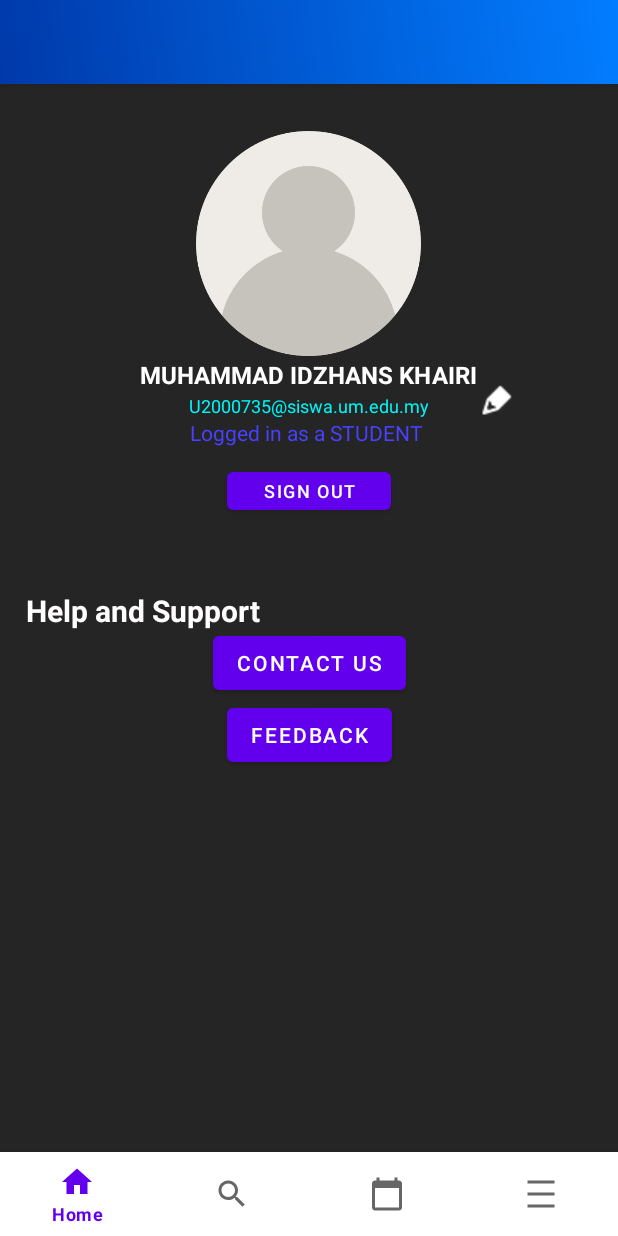
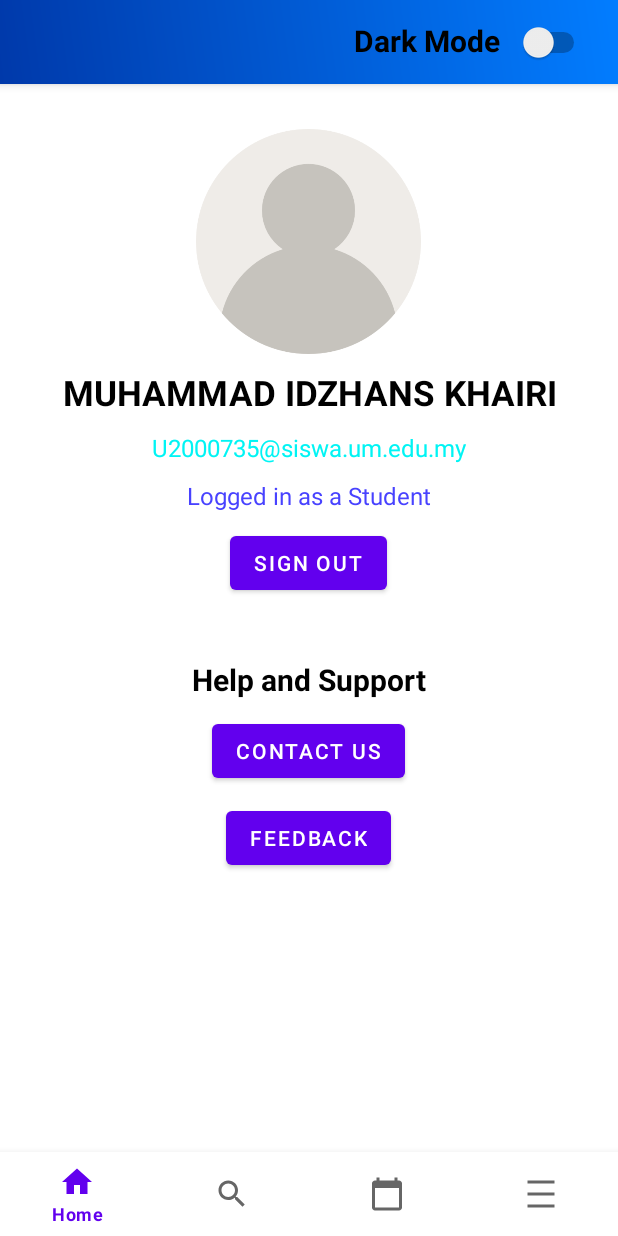
Before and after one commit to IdzhansKhairi/UM_Events, an Android app: the fragment SettingsFragment placed in its activity, on a phone screen of 412 x 824 dp. Run offline under Robolectric (Android 15) with nearby library versions, the phone set to English and light mode, and no system bars; Roboto replaces fonts that are not available here.

Commit message:
Few changes :(

```diff
--- a/app/src/main/java/com/example/um_event/LoginActivity.java
+++ b/app/src/main/java/com/example/um_event/LoginActivity.java
@@ -13,8 +13,6 @@ import android.widget.Toast;
 import android.widget.ArrayAdapter;
 import android.widget.Button;
 import android.widget.Spinner;
-
-import com.google.firebase.auth.FirebaseAuth;
 import com.google.firebase.database.DataSnapshot;
 import com.google.firebase.database.DatabaseError;
 import com.google.firebase.database.DatabaseReference;
@@ -29,7 +27,7 @@ public class LoginActivity extends AppCompatActivity implements AdapterView.OnIt
     private Spinner credentials;
     private TextView viewUsername, viewPassword, viewCredentials;
     public static final String SHARED_PREFS = "sharedPrefs";
-    FirebaseAuth auth = FirebaseAuth.getInstance();
+
 
     @Override
     protected void onCreate(Bundle savedInstanceState) {
@@ -41,7 +39,7 @@ public class LoginActivity extends AppCompatActivity implements AdapterView.OnIt
         password =  findViewById(R.id.loginPassword);
         credentials =  findViewById(R.id.credentials_spinner);
 
-        checkLog(username.getText().toString());
+        checkLog();
 
         // This part is for the spinner
         // Getting the instance of Spinner and applying OnItemSelectedListener on it
@@ -55,10 +53,7 @@ public class LoginActivity extends AppCompatActivity implements AdapterView.OnIt
 
         // This part is for login button
         buttonLogin = (Button) findViewById(R.id.button);
-        buttonLogin.setOnClickListener(new View.OnClickListener() {
-            @Override
-            public void onClick(View view) {
-
+        buttonLogin.setOnClickListener(view -> {
             DatabaseReference db = FirebaseDatabase.getInstance().getReference("Users_Credentials");
             db.addValueEventListener(new ValueEventListener() {
                 @Override
@@ -71,7 +66,7 @@ public class LoginActivity extends AppCompatActivity implements AdapterView.OnIt
                             if (dataSnapshot.child("username").getValue().toString().equals(username.getText().toString())){
                                 userExist = true;
                                 if (dataSnapshot.child("password").getValue().toString().equals(password.getText().toString())){
-                                        authenticationUser(username.getText().toString());
+                                    authenticationUser();
                                 }else
                                     Toast.makeText(getApplicationContext(),"Wrong Password",Toast.LENGTH_LONG).show();
                             }else{
@@ -87,7 +82,6 @@ public class LoginActivity extends AppCompatActivity implements AdapterView.OnIt
 
                 }
             });
-                }
             });
 
         // This part is for register button
@@ -154,20 +148,20 @@ public class LoginActivity extends AppCompatActivity implements AdapterView.OnIt
     @Override
     public void onNothingSelected(AdapterView<?> adapterView) {}
 
-    private void authenticationUser(String username){
+    private void authenticationUser(){
 
         SharedPreferences sharedPreferences = getSharedPreferences(SHARED_PREFS,MODE_PRIVATE);
         SharedPreferences.Editor editor = sharedPreferences.edit();
-        editor.putString("User",username);
+        editor.putString("User","true");
         editor.apply();
         openHomePage();
     }
 
-    private void checkLog(String username){
+    private void checkLog(){
         SharedPreferences SP = getSharedPreferences(SHARED_PREFS,MODE_PRIVATE);
         String check = SP.getString("User","No");
-        if(check.equals(username)){
-            Toast.makeText(getApplicationContext(),"Login Successfully",Toast.LENGTH_LONG).show();
+        if(check.equals("true")){
+            Toast.makeText(getApplicationContext(),"Login Successfully",Toast.LENGTH_SHORT).show();
             openHomePage();
             finish();
         }
--- a/app/src/main/java/com/example/um_event/MainActivity.java
+++ b/app/src/main/java/com/example/um_event/MainActivity.java
@@ -43,7 +43,7 @@ public class MainActivity extends AppCompatActivity {
                 case R.id.nav_setting:
                     //replaceFragment(new Test_appearance());
                    // replaceFragment(new InsertEvent());
-//                    replaceFragment(new SettingsFragment());
+                   // replaceFragment(new SettingsFragment());
                     replaceFragment(new SettingClientFragment());
                     break;
             }
--- a/app/src/main/java/com/example/um_event/RegisterActivity.java
+++ b/app/src/main/java/com/example/um_event/RegisterActivity.java
@@ -2,7 +2,6 @@ package com.example.um_event;
 
 import androidx.annotation.NonNull;
 import androidx.appcompat.app.AppCompatActivity;
-
 import android.content.Intent;
 import android.os.Bundle;
 import android.view.View;
@@ -11,18 +10,13 @@ import android.widget.CheckBox;
 import android.widget.EditText;
 import android.widget.ImageButton;
 import android.widget.Toast;
-
-import com.example.um_event.LoginActivity;
-import com.example.um_event.R;
 import com.google.android.gms.tasks.OnCompleteListener;
 import com.google.android.gms.tasks.Task;
 import com.google.firebase.auth.FirebaseAuth;
-import com.google.firebase.auth.FirebaseAuthException;
 import com.google.firebase.database.DataSnapshot;
 import com.google.firebase.database.DatabaseError;
 import com.google.firebase.database.DatabaseReference;
 import com.google.firebase.database.FirebaseDatabase;
-import com.google.firebase.database.Query;
 import com.google.firebase.database.ValueEventListener;
 
 public class RegisterActivity extends AppCompatActivity {
@@ -54,7 +48,6 @@ public class RegisterActivity extends AppCompatActivity {
         showcaseCheck = (CheckBox) findViewById(R.id.showcaseCheckbox);
         educationalCheck = (CheckBox) findViewById(R.id.educationalCheckbox);
 
-        String matricNo = unifyMatricNo(matricNumber.getText().toString());
 
         // Back Button to the Login Page
         buttonBackLogin = (ImageButton) findViewById(R.id.backRegisterImageButton);
@@ -84,6 +77,7 @@ public class RegisterActivity extends AppCompatActivity {
                           // boolean registered = checkUser(matricNo);
                           //  System.out.println("HERE : "+  registered);
                           //  if(isStudent && !registered){
+                            String matricNo = unifyMatricNo(matricNumber.getText().toString());
                                 InsertRegisterData(matricNo,username.getText().toString(),
                                         password.getText().toString(),Check());
                            // }
--- a/app/src/main/java/com/example/um_event/SettingsFragment.java
+++ b/app/src/main/java/com/example/um_event/SettingsFragment.java
@@ -66,7 +66,7 @@ public class SettingsFragment extends Fragment {
        View v = inflater.inflate(R.layout.fragment_setting, container, false);
 
         Button signOutBtn = v.findViewById(R.id.userSignoutBtn);
-        ImageButton editProfile = v.findViewById(R.id.editprofileBtn);
+
 
 
         signOutBtn.setOnClickListener(new View.OnClickListener() {
--- a/app/src/main/res/layout/fragment_setting.xml
+++ b/app/src/main/res/layout/fragment_setting.xml
@@ -1,131 +1,110 @@
 <?xml version="1.0" encoding="utf-8"?>
-<androidx.constraintlayout.widget.ConstraintLayout xmlns:android="http://schemas.android.com/apk/res/android"
+<RelativeLayout
+    xmlns:android="http://schemas.android.com/apk/res/android"
     xmlns:app="http://schemas.android.com/apk/res-auto"
     xmlns:tools="http://schemas.android.com/tools"
     android:layout_width="match_parent"
     android:layout_height="match_parent"
-    android:background="#252525">
+    style="@style/SCREEN">
 
-    <include layout="@layout/main_toolbar"/>
+
+    <include layout="@layout/profile_toolbar"/>
+
+
 
     <ImageView
-        android:id="@+id/userPP"
+        android:id="@+id/profilePicture"
         android:layout_width="150dp"
         android:layout_height="150dp"
-        android:layout_marginStart="130dp"
-        android:layout_marginTop="87dp"
-        android:layout_marginEnd="131dp"
-        app:layout_constraintEnd_toEndOf="parent"
-        app:layout_constraintStart_toStartOf="parent"
-        app:layout_constraintTop_toTopOf="parent"
+        android:layout_marginTop="30dp"
+        android:layout_centerHorizontal="true"
+        android:layout_below="@+id/profileTB"
+        android:textAlignment="gravity"
         app:srcCompat="@drawable/profile_pic" />
 
     <TextView
         android:id="@+id/profileName"
-        android:layout_width="wrap_content"
+        android:layout_width="match_parent"
         android:layout_height="wrap_content"
-        android:layout_marginStart="107dp"
-        android:layout_marginTop="1dp"
-        android:layout_marginEnd="107dp"
         android:text="MUHAMMAD IDZHANS KHAIRI"
-        android:textColor="#FFFFFF"
-        android:textSize="16sp"
+        android:layout_marginTop="10dp"
+        android:layout_below="@+id/profilePicture"
+        android:textSize="23sp"
         android:textStyle="bold"
-        app:layout_constraintEnd_toEndOf="parent"
-        app:layout_constraintHorizontal_bias="0.518"
-        app:layout_constraintStart_toStartOf="parent"
-        app:layout_constraintTop_toBottomOf="@+id/userPP" />
-
-    <ImageButton
-        android:id="@+id/editprofileBtn"
-        android:layout_width="25dp"
-        android:layout_height="25dp"
-        android:layout_marginTop="236dp"
-        android:layout_marginBottom="470dp"
-        android:backgroundTint="#252525"
-        app:layout_constraintBottom_toBottomOf="parent"
-        app:layout_constraintStart_toEndOf="@+id/profileName"
-        app:layout_constraintTop_toTopOf="parent"
-        app:srcCompat="@drawable/edit_icon" />
+        android:textAlignment="center"
+        style="@style/TEXT"/>
 
     <TextView
         android:id="@+id/emailTxt"
-        android:layout_width="wrap_content"
+        android:layout_width="match_parent"
         android:layout_height="wrap_content"
-        android:layout_marginStart="139dp"
-        android:layout_marginTop="1dp"
-        android:layout_marginEnd="140dp"
         android:text="U2000735@siswa.um.edu.my"
+        android:layout_marginTop="10dp"
+        android:textAlignment="center"
+        android:layout_below="@+id/profileName"
         android:textColor="#00F4F4"
-        android:textSize="12sp"
-        app:layout_constraintEnd_toEndOf="parent"
-        app:layout_constraintStart_toStartOf="parent"
-        app:layout_constraintTop_toBottomOf="@+id/profileName" />
+        android:textSize="16dp" />
 
     <TextView
         android:id="@+id/status"
-        android:layout_width="158dp"
+        android:layout_width="match_parent"
         android:layout_height="22dp"
-        android:layout_marginStart="126dp"
-        android:layout_marginEnd="127dp"
-        android:text="Logged in as a STUDENT"
+        android:text="Logged in as a Student"
+        android:layout_below="@+id/emailTxt"
+        android:layout_marginTop="10dp"
+        android:textAlignment="center"
         android:textColor="#4842FF"
-        android:textSize="14sp"
-        app:layout_constraintEnd_toEndOf="parent"
-        app:layout_constraintStart_toStartOf="parent"
-        app:layout_constraintTop_toBottomOf="@+id/emailTxt" />
+        android:textSize="16sp"/>
 
     <Button
         android:id="@+id/userSignoutBtn"
-        android:layout_width="109dp"
-        android:layout_height="37dp"
-        android:layout_marginStart="151dp"
-        android:layout_marginTop="8dp"
-        android:layout_marginEnd="151dp"
-        android:text="Sign out"
-        android:textSize="12sp"
-        app:layout_constraintEnd_toEndOf="parent"
-        app:layout_constraintStart_toStartOf="parent"
-        app:layout_constraintTop_toBottomOf="@+id/status" />
+        android:layout_width="wrap_content"
+        android:layout_height="wrap_content"
+        android:layout_below="@+id/status"
+        android:layout_centerInParent="true"
+        android:layout_marginTop="10dp"
+        android:text="Sign out" />
 
     <TextView
-        android:id="@+id/helpandsupporttext"
+        android:id="@+id/helpAndSupportText"
         android:layout_width="wrap_content"
         android:layout_height="wrap_content"
-        android:layout_marginStart="16dp"
-        android:layout_marginTop="375dp"
-        android:layout_marginEnd="237dp"
-        android:layout_marginBottom="329dp"
         android:text="Help and Support"
-        android:textColor="#FFFDFD"
+        android:layout_marginTop="40dp"
+        android:layout_centerHorizontal="true"
+        android:layout_below="@+id/userSignoutBtn"
+        style="@style/TEXT"
         android:textSize="20sp"
-        android:textStyle="bold"
-        app:layout_constraintBottom_toBottomOf="parent"
-        app:layout_constraintEnd_toEndOf="parent"
-        app:layout_constraintStart_toStartOf="parent"
-        app:layout_constraintTop_toTopOf="parent" />
-
+        android:textStyle="bold"/>
 
     <Button
         android:id="@+id/contactUsBtn"
         android:layout_width="wrap_content"
         android:layout_height="wrap_content"
-        android:layout_marginTop="418dp"
-        android:layout_marginBottom="265dp"
-        android:text="Contact Us"
-        app:layout_constraintBottom_toBottomOf="parent"
-        app:layout_constraintEnd_toEndOf="parent"
-        app:layout_constraintStart_toStartOf="parent"
-        app:layout_constraintTop_toTopOf="parent"
-        app:layout_constraintVertical_bias="0.0" />
+        android:layout_centerHorizontal="true"
+        android:layout_below="@+id/helpAndSupportText"
+        android:layout_marginTop="10dp"
+        android:text="Contact Us"/>
 
     <Button
         android:id="@+id/feedbackBtn"
         android:layout_width="wrap_content"
         android:layout_height="wrap_content"
-        android:text="FEEDBACK"
-        app:layout_constraintEnd_toEndOf="parent"
-        app:layout_constraintStart_toStartOf="parent"
-        app:layout_constraintTop_toBottomOf="@+id/contactUsBtn" />
+        android:layout_centerHorizontal="true"
+        android:layout_below="@+id/contactUsBtn"
+        android:layout_marginTop="10dp"
+        android:text="FEEDBACK" />
 
-</androidx.constraintlayout.widget.ConstraintLayout>
+    <!--    <ImageButton-->
+    <!--        android:id="@+id/editprofileBtn"-->
+    <!--        android:layout_width="25dp"-->
+    <!--        android:layout_height="25dp"-->
+    <!--        android:layout_marginTop="236dp"-->
+    <!--        android:layout_marginBottom="470dp"-->
+    <!--        android:backgroundTint="#252525"-->
+    <!--        app:layout_constraintBottom_toBottomOf="parent"-->
+    <!--        app:layout_constraintStart_toEndOf="@+id/profileName"-->
+    <!--        app:layout_constraintTop_toTopOf="parent"-->
+    <!--        app:srcCompat="@drawable/edit_icon" />-->
+
+</RelativeLayout>
--- a/app/src/main/res/layout/fragment_setting_client.xml
+++ b/app/src/main/res/layout/fragment_setting_client.xml
@@ -5,39 +5,20 @@
     xmlns:tools="http://schemas.android.com/tools"
     android:layout_width="match_parent"
     android:layout_height="match_parent"
-    android:padding="16dp"
     style="@style/SCREEN">
 
-    <LinearLayout
-        android:id="@+id/switchLayout"
-        android:layout_width="wrap_content"
-        android:layout_height="wrap_content"
-        android:orientation="horizontal"
-        android:layout_alignParentEnd="true">
 
-        <TextView
-            style="@style/TEXT"
-            android:layout_width="wrap_content"
-            android:layout_height="match_parent"
-            android:paddingEnd="10dp"
-            android:text="Dark Mode"
-            android:textSize="20dp"
-            android:textStyle="bold" />
+    <include layout="@layout/profile_toolbar"/>
 
-        <Switch
-            android:id="@+id/switchLightDark"
-            android:layout_width="50dp"
-            android:layout_height="match_parent"
-            android:layout_gravity="center"/>
 
-    </LinearLayout>
 
     <ImageView
         android:id="@+id/profilePicture"
-        android:layout_width="match_parent"
+        android:layout_width="150dp"
         android:layout_height="150dp"
         android:layout_marginTop="30dp"
-        android:layout_below="@+id/switchLayout"
+        android:layout_centerHorizontal="true"
+        android:layout_below="@+id/profileTB"
         android:textAlignment="gravity"
         app:srcCompat="@drawable/profile_pic" />
 
@@ -48,7 +29,7 @@
         android:text="MUHAMMAD IDZHANS KHAIRI"
         android:layout_marginTop="10dp"
         android:layout_below="@+id/profilePicture"
-        android:textSize="23dp"
+        android:textSize="23sp"
         android:textStyle="bold"
         android:textAlignment="center"
         style="@style/TEXT"/>
@@ -68,7 +49,7 @@
         android:id="@+id/status"
         android:layout_width="match_parent"
         android:layout_height="22dp"
-        android:text="Logged in as a STUDENT"
+        android:text="Logged in as a Organizer"
         android:layout_below="@+id/emailTxt"
         android:layout_marginTop="10dp"
         android:textAlignment="center"
@@ -80,16 +61,17 @@
         android:layout_width="wrap_content"
         android:layout_height="wrap_content"
         android:layout_below="@+id/status"
+        android:layout_centerInParent="true"
         android:layout_marginTop="10dp"
-        android:text="Sign out"
-        android:layout_centerInParent="true"/>
+        android:text="Sign out" />
 
     <TextView
         android:id="@+id/helpAndSupportText"
-        android:layout_width="match_parent"
+        android:layout_width="wrap_content"
         android:layout_height="wrap_content"
         android:text="Help and Support"
         android:layout_marginTop="40dp"
+        android:layout_centerHorizontal="true"
         android:layout_below="@+id/signOutBtn"
         style="@style/TEXT"
         android:textSize="20sp"
@@ -97,17 +79,22 @@
 
     <Button
         android:id="@+id/contactUsBtn"
-        android:layout_width="match_parent"
+        android:layout_width="wrap_content"
         android:layout_height="wrap_content"
+        android:layout_centerHorizontal="true"
         android:layout_below="@+id/helpAndSupportText"
+        android:layout_marginTop="10dp"
         android:text="Contact Us"/>
 
     <Button
         android:id="@+id/feedbackBtn"
-        android:layout_width="465dp"
-        android:layout_height="48dp"
+        android:layout_width="wrap_content"
+        android:layout_height="wrap_content"
+        android:layout_centerHorizontal="true"
         android:layout_below="@+id/contactUsBtn"
+        android:layout_marginTop="10dp"
         android:text="FEEDBACK" />
+
 
     <!--    <ImageButton-->
 <!--        android:id="@+id/editprofileBtn"-->
--- /dev/null
+++ b/app/src/main/res/layout/profile_toolbar.xml
@@ -0,0 +1,37 @@
+<?xml version="1.0" encoding="utf-8"?>
+<androidx.appcompat.widget.Toolbar xmlns:android="http://schemas.android.com/apk/res/android"
+    xmlns:tools="http://schemas.android.com/tools"
+    android:layout_width="match_parent"
+android:layout_height="wrap_content"
+android:background="@drawable/blue_gradient_umtouch"
+android:elevation="4dp"
+    android:id="@+id/profileTB"
+    >
+
+    <LinearLayout
+        android:id="@+id/switchLayout"
+        android:layout_width="wrap_content"
+        android:layout_height="wrap_content"
+        android:orientation="horizontal">
+
+        <TextView
+            style="@style/TEXT"
+            android:layout_marginLeft="220dp"
+            android:layout_width="wrap_content"
+            android:layout_height="match_parent"
+            android:paddingEnd="10dp"
+            android:text="Dark Mode"
+            android:textSize="20sp"
+            android:textStyle="bold" />
+
+        <Switch
+            android:id="@+id/switchLightDark"
+            android:layout_width="50dp"
+            android:layout_height="match_parent"
+            android:layout_gravity="center"
+            android:layout_marginLeft="0dp"
+            tools:ignore="UseSwitchCompatOrMaterialXml" />
+
+    </LinearLayout>
+
+</androidx.appcompat.widget.Toolbar>
```
Lines whose indentation alone changed are shown as unchanged.
